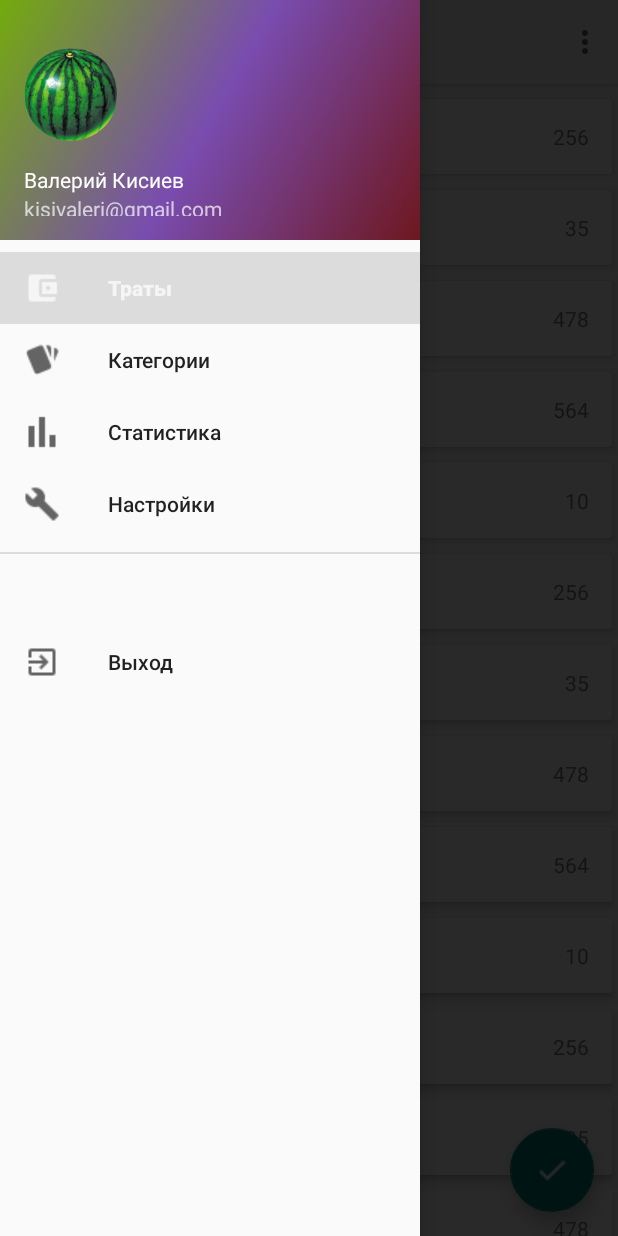
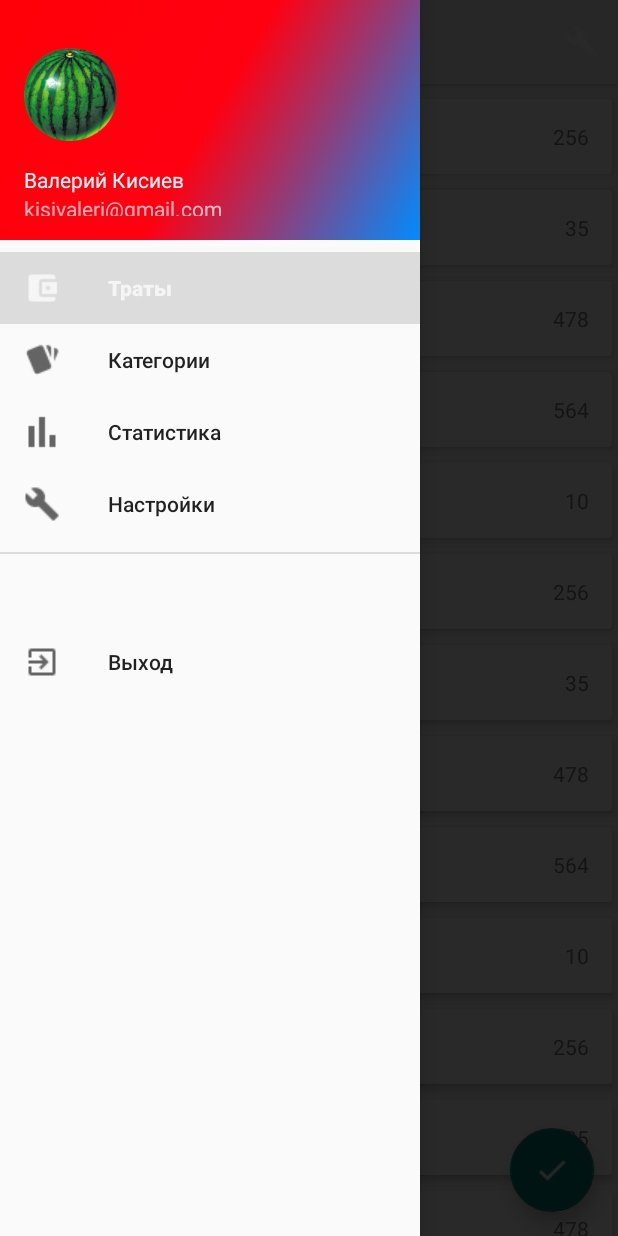
Before and after one commit to Kisiev/MoneyTracker_v2.0, an Android app: the MainActivity screen opened directly, with no data from a screen before it, with the side drawer open, on a phone screen of 412 x 824 dp. Run offline under Robolectric (Android 15) with nearby library versions, the phone set to English and light mode, and no system bars; libraries missing offline, so code that uses them is left out: org.androidannotations.annotations.

Commit message:
изменил цвета и убрал некоторые недостатки

```diff
--- a/app/src/main/AndroidManifest.xml
+++ b/app/src/main/AndroidManifest.xml
@@ -4,7 +4,7 @@
 
     <application
         android:allowBackup="true"
-        android:icon="@mipmap/ic_launcher"
+        android:icon="@mipmap/moneylogo"
         android:label="@string/app_name"
         android:supportsRtl="true"
         android:theme="@style/AppTheme">
@@ -18,7 +18,8 @@
                   android:parentActivityName=".UI.MainActivity"
                     android:label="@string/add_new_expenses">
         </activity>
-        <activity android:name=".UI.SplashActivity_">
+        <activity android:name=".UI.SplashActivity_"
+            android:theme="@style/CardView.Dark">
             <intent-filter>
                 <action android:name="android.intent.action.MAIN"/>
 
--- a/app/src/main/java/money/android/bignerdranch/com/moneytracker/UI/MainActivity.java
+++ b/app/src/main/java/money/android/bignerdranch/com/moneytracker/UI/MainActivity.java
@@ -197,31 +197,26 @@ public class MainActivity extends AppCompatActivity
 
     @Override
     protected void onStart() {
-        Log.d(TAG, "onStart");
         super.onStart();
     }
 
     @Override
     protected void onPause() {
-        Log.d(TAG, "onPause");
         super.onPause();
     }
 
     @Override
     protected void onRestart() {
-        Log.d(TAG, "onRestart");
         super.onRestart();
     }
 
     @Override
     protected void onStop() {
-        Log.d(TAG, "onStop");
         super.onStop();
     }
 
     @Override
     protected void onResume() {
-        Log.d(TAG, "onResume");
         super.onResume();
     }
 
--- a/app/src/main/java/money/android/bignerdranch/com/moneytracker/UI/utils/AddExpensesActivity.java
+++ b/app/src/main/java/money/android/bignerdranch/com/moneytracker/UI/utils/AddExpensesActivity.java
@@ -4,6 +4,7 @@ import android.content.Context;
 import android.graphics.Color;
 import android.os.Bundle;
 import android.os.PersistableBundle;
+import android.support.annotation.Nullable;
 import android.support.design.widget.Snackbar;
 import android.support.v7.app.AppCompatActivity;
 import android.support.v7.widget.Toolbar;
@@ -43,6 +44,7 @@ public class AddExpensesActivity extends AppCompatActivity implements AdapterVie
     EditText date_et;
     @ViewById (R.id.toolbar)
     Toolbar toolbar;
+
 
     @AfterViews
     protected void main (){
--- a/app/src/main/res/drawable/side_nav_bar.xml
+++ b/app/src/main/res/drawable/side_nav_bar.xml
@@ -2,8 +2,9 @@
        android:shape="rectangle">
     <gradient
         android:angle="135"
-        android:centerColor="#794caf"
-        android:endColor="#73ab0d"
-        android:startColor="#6e171f"
+        android:centerColor="#ff0011"
+        android:endColor="#ff0008"
+        android:startColor="#008cff"
         android:type="linear"/>
+
 </shape>
--- a/app/src/main/res/menu/main.xml
+++ b/app/src/main/res/menu/main.xml
@@ -4,6 +4,7 @@
     <item
         android:id="@+id/action_settings"
         android:orderInCategory="100"
+        android:icon="@mipmap/setting_fon"
         android:title="@string/action_settings"
-        app:showAsAction="never"/>
+        app:showAsAction="ifRoom"/>
 </menu>
--- a/app/src/main/res/values/colors.xml
+++ b/app/src/main/res/values/colors.xml
@@ -1,8 +1,8 @@
 <?xml version="1.0" encoding="utf-8"?>
 <resources>
-    <color name="colorPrimary">#3F51B5</color>
-    <color name="colorPrimaryDark">#303F9F</color>
-    <color name="colorAccent">#FF4081</color>
+    <color name="colorPrimary">#ff0000</color>
+    <color name="colorPrimaryDark">#ff0000</color>
+    <color name="colorAccent">#00aeff</color>
     <color name="myColor">#12b0f4</color>
 
 </resources>
```
Also changed, not shown: app/src/main/res/mipmap-mdpi/setting_fon.png (added).
